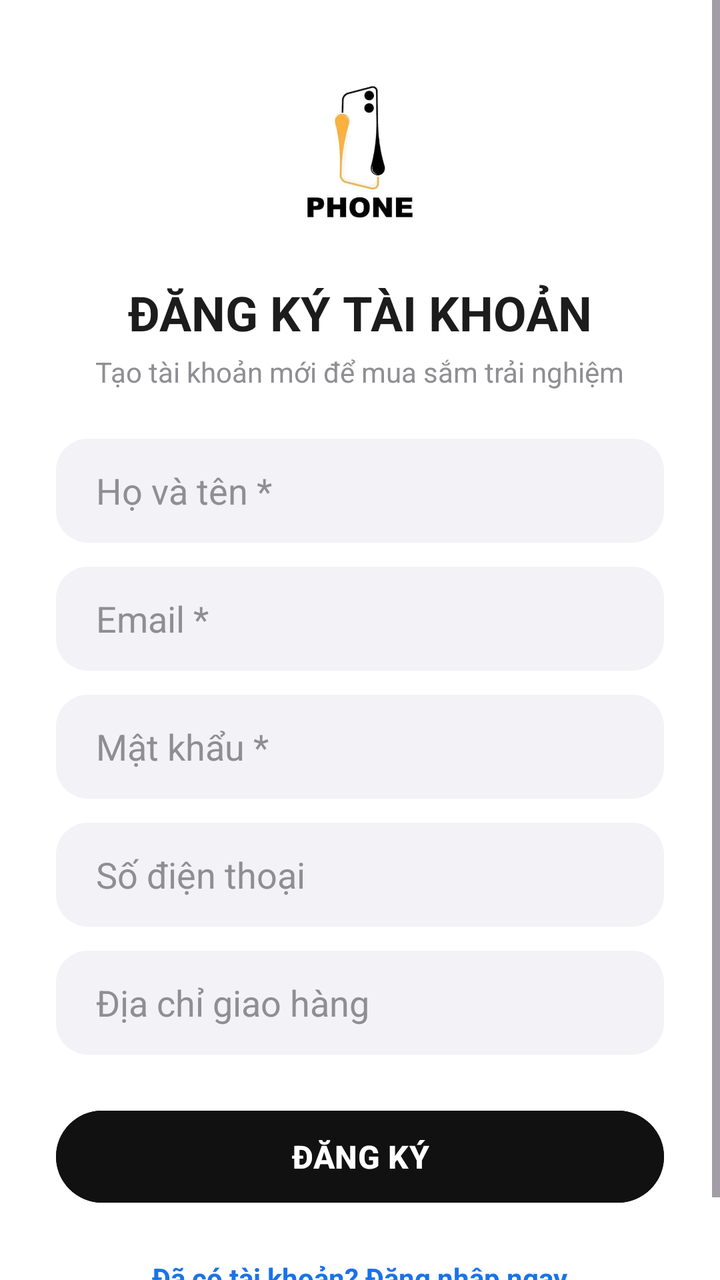
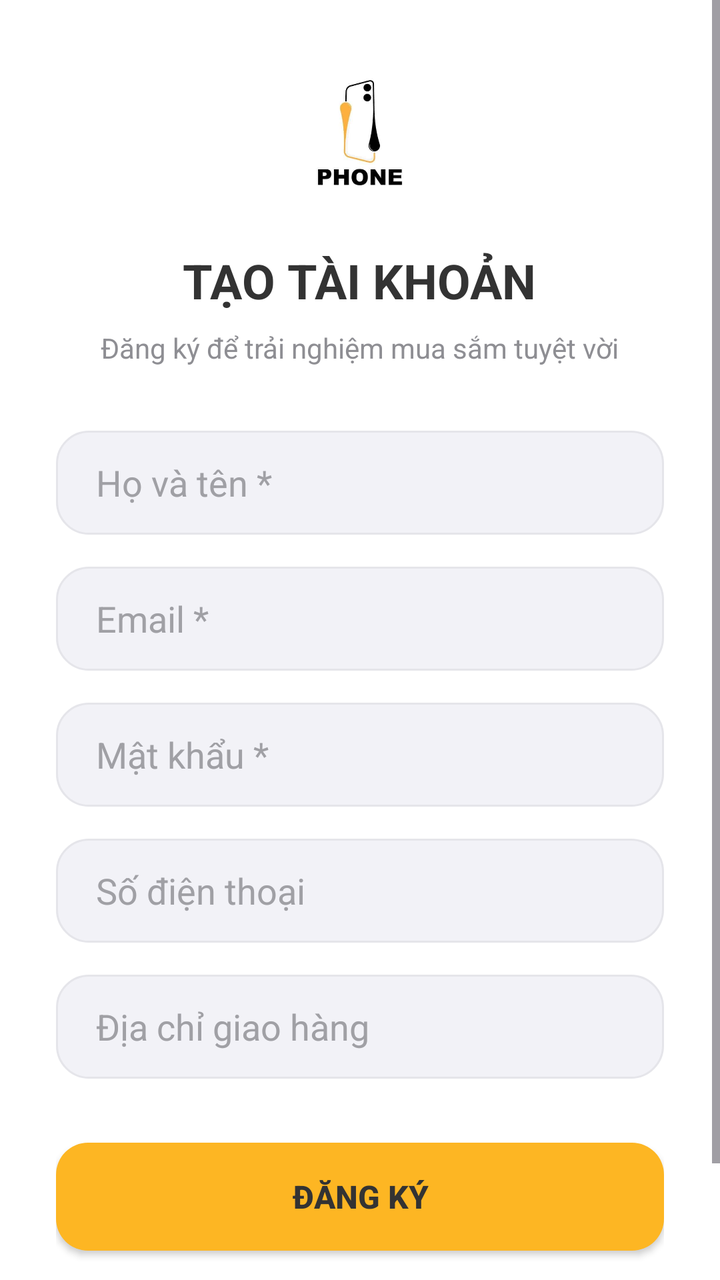

An Android layout rendered at two revisions. The XML below is the earlier revision; the diff shows what the commit changed to produce the second picture.
<!-- AndroidManifest.xml: application theme Theme.MobileDeviceStoreTDMU -->
<!-- res/layout/activity_dang_ky.xml -->
<?xml version="1.0" encoding="utf-8"?>
<ScrollView xmlns:android="http://schemas.android.com/apk/res/android"
    xmlns:tools="http://schemas.android.com/tools"
    android:layout_width="match_parent"
    android:layout_height="match_parent"
    android:fillViewport="true"
    android:background="#FFFFFF"
    android:fitsSystemWindows="true"
    tools:context=".activity.DangKyActivity">

    <LinearLayout
        android:layout_width="match_parent"
        android:layout_height="wrap_content"
        android:orientation="vertical"
        android:gravity="center"
        android:padding="28dp">

        <ImageView
            android:layout_width="100dp"
            android:layout_height="100dp"
            android:src="@drawable/logo"
            android:scaleType="fitCenter"
            android:layout_marginBottom="12dp" />

        <TextView
            android:id="@+id/tvTieuDeDangKy"
            android:layout_width="wrap_content"
            android:layout_height="wrap_content"
            android:text="ĐĂNG KÝ TÀI KHOẢN"
            android:textSize="24sp"
            android:textStyle="bold"
            android:textColor="#1C1C1C"
            android:layout_marginBottom="4dp" />

        <TextView
            android:layout_width="wrap_content"
            android:layout_height="wrap_content"
            android:text="Tạo tài khoản mới để mua sắm trải nghiệm"
            android:textColor="#8E8E93"
            android:textSize="14sp"
            android:layout_marginBottom="24dp" />

        <EditText
            android:id="@+id/edtHoTenDangKy"
            android:layout_width="match_parent"
            android:layout_height="52dp"
            android:hint="Họ và tên *"
            android:textColorHint="#8E8E93"
            android:textColor="#1C1C1C"
            android:inputType="textPersonName"
            android:background="@drawable/bg_edittext_modern"
            android:paddingHorizontal="20dp"
            android:layout_marginBottom="12dp" />

        <EditText
            android:id="@+id/edtEmailDangKy"
            android:layout_width="match_parent"
            android:layout_height="52dp"
            android:hint="Email *"
            android:textColorHint="#8E8E93"
            android:textColor="#1C1C1C"
            android:inputType="textEmailAddress"
            android:background="@drawable/bg_edittext_modern"
            android:paddingHorizontal="20dp"
            android:layout_marginBottom="12dp" />

        <EditText
            android:id="@+id/edtMatKhauDangKy"
            android:layout_width="match_parent"
            android:layout_height="52dp"
            android:hint="Mật khẩu *"
            android:textColorHint="#8E8E93"
            android:textColor="#1C1C1C"
            android:inputType="textPassword"
            android:background="@drawable/bg_edittext_modern"
            android:paddingHorizontal="20dp"
            android:layout_marginBottom="12dp" />

        <EditText
            android:id="@+id/edtSoDienThoaiDangKy"
            android:layout_width="match_parent"
            android:layout_height="52dp"
            android:hint="Số điện thoại"
            android:textColorHint="#8E8E93"
            android:textColor="#1C1C1C"
            android:inputType="phone"
            android:background="@drawable/bg_edittext_modern"
            android:paddingHorizontal="20dp"
            android:layout_marginBottom="12dp" />

        <EditText
            android:id="@+id/edtDiaChiDangKy"
            android:layout_width="match_parent"
            android:layout_height="52dp"
            android:hint="Địa chỉ giao hàng"
            android:textColorHint="#8E8E93"
            android:textColor="#1C1C1C"
            android:inputType="textPostalAddress"
            android:background="@drawable/bg_edittext_modern"
            android:paddingHorizontal="20dp"
            android:layout_marginBottom="24dp" />

        <Button
            android:id="@+id/btnDangKy"
            android:layout_width="match_parent"
            android:layout_height="54dp"
            android:text="ĐĂNG KÝ"
            android:textColor="#FFFFFF"
            android:backgroundTint="#111111"
            android:textSize="16sp"
            android:textStyle="bold"
            android:layout_marginBottom="16dp" />

        <TextView
            android:id="@+id/tvChuyenSangDangNhap"
            android:layout_width="wrap_content"
            android:layout_height="wrap_content"
            android:text="Đã có tài khoản? Đăng nhập ngay"
            android:textColor="#1A73E8"
            android:textSize="14sp"
            android:textStyle="bold"
            android:padding="8dp" />

    </LinearLayout>

</ScrollView>
<!-- resources referenced by this layout -->
<resources>
  <!-- drawable bg_edittext_modern (drawable) -->
  <?xml version="1.0" encoding="utf-8"?>
  <shape xmlns:android="http://schemas.android.com/apk/res/android"
      android:shape="rectangle">
      <solid android:color="#F2F2F7" />
      <corners android:radius="16dp" />
  </shape>
  <!-- drawable logo: jpg bitmap (drawable, 5396 bytes) -->
  <style name="Theme.MobileDeviceStoreTDMU" parent="Base.Theme.MobileDeviceStoreTDMU" />
  <style name="Base.Theme.MobileDeviceStoreTDMU" parent="Theme.Material3.DayNight.NoActionBar">
          
          
      </style>
</resources>

<!-- the commit's change to res/layout/activity_dang_ky.xml (unified diff, before → after) -->
@@ -1,10 +1,11 @@
 <?xml version="1.0" encoding="utf-8"?>
 <ScrollView xmlns:android="http://schemas.android.com/apk/res/android"
     xmlns:tools="http://schemas.android.com/tools"
+    xmlns:app="http://schemas.android.com/apk/res-auto"
     android:layout_width="match_parent"
     android:layout_height="match_parent"
     android:fillViewport="true"
-    android:background="#FFFFFF"
+    android:background="@color/bg_white"
     android:fitsSystemWindows="true"
     tools:context=".activity.DangKyActivity">
 
@@ -16,110 +17,125 @@
         android:padding="28dp">
 
         <ImageView
-            android:layout_width="100dp"
-            android:layout_height="100dp"
+            android:layout_width="80dp"
+            android:layout_height="80dp"
             android:src="@drawable/logo"
             android:scaleType="fitCenter"
-            android:layout_marginBottom="12dp" />
+            android:layout_marginBottom="16dp" />
 
         <TextView
             android:id="@+id/tvTieuDeDangKy"
             android:layout_width="wrap_content"
             android:layout_height="wrap_content"
-            android:text="ĐĂNG KÝ TÀI KHOẢN"
+            android:text="TẠO TÀI KHOẢN"
             android:textSize="24sp"
             android:textStyle="bold"
-            android:textColor="#1C1C1C"
-            android:layout_marginBottom="4dp" />
+            android:textColor="@color/text_primary"
+            android:layout_marginBottom="8dp" />
 
         <TextView
             android:layout_width="wrap_content"
             android:layout_height="wrap_content"
-            android:text="Tạo tài khoản mới để mua sắm trải nghiệm"
-            android:textColor="#8E8E93"
+            android:text="Đăng ký để trải nghiệm mua sắm tuyệt vời"
+            android:textColor="@color/text_secondary"
             android:textSize="14sp"
-            android:layout_marginBottom="24dp" />
+            android:layout_marginBottom="32dp" />
 
         <EditText
             android:id="@+id/edtHoTenDangKy"
             android:layout_width="match_parent"
             android:layout_height="52dp"
             android:hint="Họ và tên *"
-            android:textColorHint="#8E8E93"
-            android:textColor="#1C1C1C"
+            android:textColorHint="@color/text_hint"
+            android:textColor="@color/text_primary"
             android:inputType="textPersonName"
             android:background="@drawable/bg_edittext_modern"
             android:paddingHorizontal="20dp"
-            android:layout_marginBottom="12dp" />
+            android:layout_marginBottom="16dp" />
 
         <EditText
             android:id="@+id/edtEmailDangKy"
             android:layout_width="match_parent"
             android:layout_height="52dp"
             android:hint="Email *"
-            android:textColorHint="#8E8E93"
-            android:textColor="#1C1C1C"
+            android:textColorHint="@color/text_hint"
+            android:textColor="@color/text_primary"
             android:inputType="textEmailAddress"
             android:background="@drawable/bg_edittext_modern"
             android:paddingHorizontal="20dp"
-            android:layout_marginBottom="12dp" />
+            android:layout_marginBottom="16dp" />
 
         <EditText
             android:id="@+id/edtMatKhauDangKy"
             android:layout_width="match_parent"
             android:layout_height="52dp"
             android:hint="Mật khẩu *"
-            android:textColorHint="#8E8E93"
-            android:textColor="#1C1C1C"
+            android:textColorHint="@color/text_hint"
+            android:textColor="@color/text_primary"
             android:inputType="textPassword"
             android:background="@drawable/bg_edittext_modern"
             android:paddingHorizontal="20dp"
-            android:layout_marginBottom="12dp" />
+            android:layout_marginBottom="16dp" />
 
         <EditText
             android:id="@+id/edtSoDienThoaiDangKy"
             android:layout_width="match_parent"
             android:layout_height="52dp"
             android:hint="Số điện thoại"
-            android:textColorHint="#8E8E93"
-            android:textColor="#1C1C1C"
+            android:textColorHint="@color/text_hint"
+            android:textColor="@color/text_primary"
             android:inputType="phone"
             android:background="@drawable/bg_edittext_modern"
             android:paddingHorizontal="20dp"
-            android:layout_marginBottom="12dp" />
+            android:layout_marginBottom="16dp" />
 
         <EditText
             android:id="@+id/edtDiaChiDangKy"
             android:layout_width="match_parent"
             android:layout_height="52dp"
             android:hint="Địa chỉ giao hàng"
-            android:textColorHint="#8E8E93"
-            android:textColor="#1C1C1C"
+            android:textColorHint="@color/text_hint"
+            android:textColor="@color/text_primary"
             android:inputType="textPostalAddress"
             android:background="@drawable/bg_edittext_modern"
             android:paddingHorizontal="20dp"
-            android:layout_marginBottom="24dp" />
+            android:layout_marginBottom="32dp" />
 
-        <Button
+        <androidx.appcompat.widget.AppCompatButton
             android:id="@+id/btnDangKy"
             android:layout_width="match_parent"
             android:layout_height="54dp"
             android:text="ĐĂNG KÝ"
-            android:textColor="#FFFFFF"
-            android:backgroundTint="#111111"
+            android:textColor="@color/text_on_yellow"
+            android:background="@drawable/bg_btn_primary"
             android:textSize="16sp"
             android:textStyle="bold"
-            android:layout_marginBottom="16dp" />
+            android:layout_marginBottom="24dp"
+            android:elevation="2dp"
+            android:stateListAnimator="@null" />
 
-        <TextView
-            android:id="@+id/tvChuyenSangDangNhap"
+        <LinearLayout
             android:layout_width="wrap_content"
             android:layout_height="wrap_content"
-            android:text="Đã có tài khoản? Đăng nhập ngay"
-            android:textColor="#1A73E8"
-            android:textSize="14sp"
-            android:textStyle="bold"
-            android:padding="8dp" />
+            android:orientation="horizontal">
+
+            <TextView
+                android:layout_width="wrap_content"
+                android:layout_height="wrap_content"
+                android:text="Đã có tài khoản? "
+                android:textColor="@color/text_secondary"
+                android:textSize="14sp" />
+
+            <TextView
+                android:id="@+id/tvChuyenSangDangNhap"
+                android:layout_width="wrap_content"
+                android:layout_height="wrap_content"
+                android:text="Đăng nhập ngay"
+                android:textColor="@color/primary_yellow"
+                android:textSize="14sp"
+                android:textStyle="bold"
+                android:padding="4dp" />
+        </LinearLayout>
 
     </LinearLayout>
 
<!-- resource entries referenced after the edit -->
@@ -1,14 +1,30 @@
 <!-- resources referenced by this layout -->
 <resources>
+  <color name="bg_white">#FFFFFF</color>
+  <color name="primary_yellow">#FDB623</color>
+  <color name="text_hint">#A0A0A5</color>
+  <color name="text_on_yellow">#333333</color>
+  <color name="text_primary">#333333</color>
+  <color name="text_secondary">#8E8E93</color>
+  <!-- drawable bg_btn_primary (drawable) -->
+  <?xml version="1.0" encoding="utf-8"?>
+  <shape xmlns:android="http://schemas.android.com/apk/res/android"
+      android:shape="rectangle">
+      <solid android:color="@color/primary_yellow" />
+      <corners android:radius="16dp" />
+  </shape>
   <!-- drawable bg_edittext_modern (drawable) -->
   <?xml version="1.0" encoding="utf-8"?>
   <shape xmlns:android="http://schemas.android.com/apk/res/android"
       android:shape="rectangle">
-      <solid android:color="#F2F2F7" />
+      <solid android:color="@color/input_bg" />
       <corners android:radius="16dp" />
+      <stroke android:width="1dp" android:color="@color/stroke_light" />
   </shape>
   <!-- drawable logo: jpg bitmap (drawable, 5396 bytes) -->
   <style name="Theme.MobileDeviceStoreTDMU" parent="Base.Theme.MobileDeviceStoreTDMU" />
+  <color name="input_bg">#F2F2F7</color>
+  <color name="stroke_light">#E5E5EA</color>
   <style name="Base.Theme.MobileDeviceStoreTDMU" parent="Theme.Material3.DayNight.NoActionBar">
           
           
